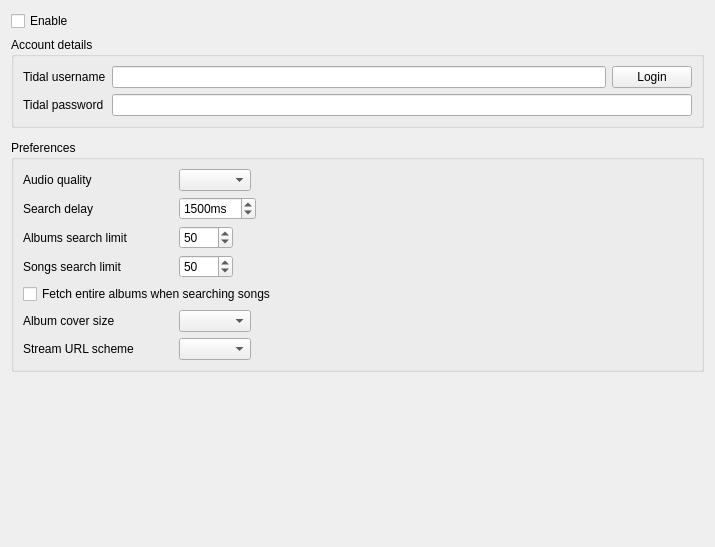
strawberrymusicplayer/strawberry, file src/settings/tidalsettingspage.ui: the form before one commit.
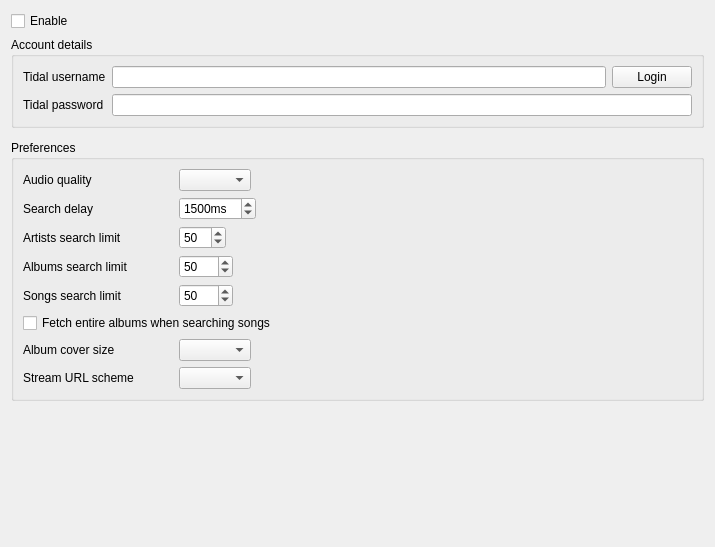
The form after the commit. Icons and pictures are not drawn. Custom widgets are drawn as their Qt base class.

Commit message: Add artist search in internet view, and use album artist

Diff of the .ui file:
```diff
--- a/src/settings/tidalsettingspage.ui
+++ b/src/settings/tidalsettingspage.ui
@@ -162,6 +162,49 @@
         </item>
        </layout>
       </item>
+      <item>
+       <layout class="QHBoxLayout" name="horizontalLayout_artistssearchlimit">
+        <item>
+         <widget class="QLabel" name="label">
+          <property name="minimumSize">
+           <size>
+            <width>150</width>
+            <height>0</height>
+           </size>
+          </property>
+          <property name="text">
+           <string>Artists search limit</string>
+          </property>
+         </widget>
+        </item>
+        <item>
+         <widget class="QSpinBox" name="spinbox_artistssearchlimit">
+          <property name="minimum">
+           <number>1</number>
+          </property>
+          <property name="maximum">
+           <number>100</number>
+          </property>
+          <property name="value">
+           <number>50</number>
+          </property>
+         </widget>
+        </item>
+        <item>
+         <spacer name="horizontalSpacer_2">
+          <property name="orientation">
+           <enum>Qt::Horizontal</enum>
+          </property>
+          <property name="sizeHint" stdset="0">
+           <size>
+            <width>40</width>
+            <height>20</height>
+           </size>
+          </property>
+         </spacer>
+        </item>
+       </layout>
+      </item>
       <item>
        <layout class="QHBoxLayout" name="horizontalLayout_albumssearchlimit">
         <item>
```
The commit also changes 14 other files.
